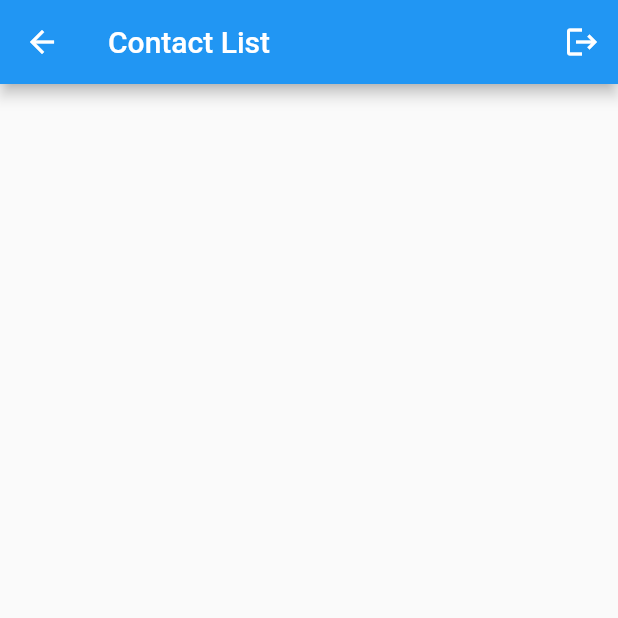
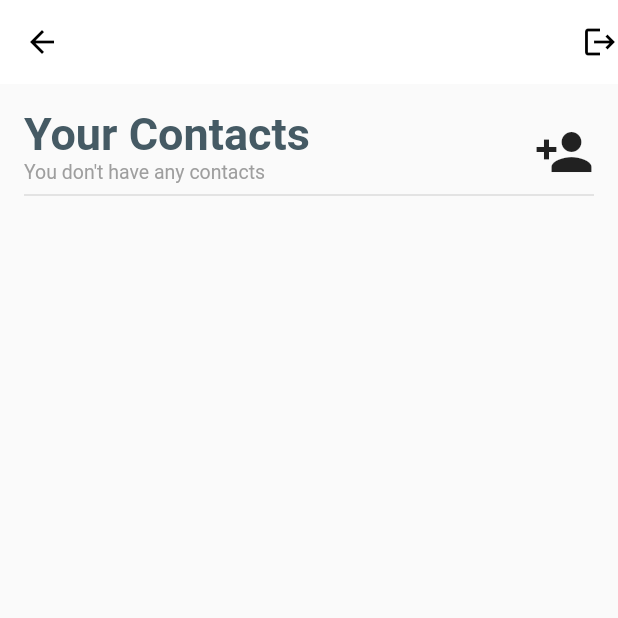
Before and after one commit to BlueGhost12/Covve, a Flutter app: the ContactListPage screen opened by its route, on a phone screen of 412 x 824 dp, the top half of it. Run offline on Flutter 3.47's test engine with Material 2 defaults, Android fonts, the phone set to English and light mode, and no system bars; our stand-ins replace get_it, shared_preferences, sqflite; accounts and stored records are empty.

Commit message:
added the add contact form

```diff
--- a/lib/Routes/route_generator.dart
+++ b/lib/Routes/route_generator.dart
@@ -1,3 +1,4 @@
+import 'package:covve/Views/contact_add_edit_view.dart';
 import 'package:covve/Views/contact_list_view.dart';
 import 'package:covve/Views/login_view.dart';
 import 'package:covve/Views/signup_view.dart';
@@ -14,6 +15,8 @@ class RouteGenerator {
         return MaterialPageRoute(builder: (_) => SignUpPage());
       case 'contactList':
         return MaterialPageRoute(builder: (_) => ContactListPage());
+      case 'contactAddEdit':
+        return MaterialPageRoute(builder: (_) => ContactEditAddPage());
       default:
         return null;
     }
--- a/lib/Scoped_models/contact_list_model.dart
+++ b/lib/Scoped_models/contact_list_model.dart
@@ -1,6 +1,20 @@
 import 'package:covve/Models/contact.dart';
+import 'package:covve/Services/sharedPrefs.dart';
 import 'package:scoped_model/scoped_model.dart';
 
+import '../service_locator.dart';
+
 class ContactListModel extends Model {
-  List<Contact> contacts;
+  List<Contact> contacts = [];
+  Map userInfo;
+  final SharedPrefs sharedPrefs = locator<SharedPrefs>();
+
+  ContactListModel() {
+    getUserInfo();
+    notifyListeners();
+  }
+
+  void getUserInfo() async {
+    userInfo = await sharedPrefs.getUserInfo();
+  }
 }
--- a/lib/Views/contact_list_view.dart
+++ b/lib/Views/contact_list_view.dart
@@ -1,6 +1,7 @@
 import 'package:covve/Helpers/navigator.dart';
 import 'package:covve/Scoped_models/contact_list_model.dart';
 import 'package:covve/Services/sharedPrefs.dart';
+import 'package:covve/Views/contact_add_edit_view.dart';
 import 'package:covve/Views/login_view.dart';
 import 'package:covve/service_locator.dart';
 import 'package:flutter/material.dart';
@@ -8,9 +9,14 @@ import 'package:scoped_model/scoped_model.dart';
 
 class ContactListPage extends StatelessWidget {
   final SharedPrefs sharedPrefs = locator<SharedPrefs>();
+
   void handleLogout(BuildContext context) {
     sharedPrefs.removeSharedPrefs();
     navigate(context, LoginPage());
+  }
+
+  void handleAddContacts(BuildContext context) {
+    Navigator.of(context).pushNamed('contactAddEdit');
   }
 
   @override
@@ -20,15 +26,65 @@ class ContactListPage extends StatelessWidget {
       child: ScopedModelDescendant<ContactListModel>(
         builder: (context, child, model) => Scaffold(
           appBar: AppBar(
-            title: Text('Contact List'),
+            leading: BackButton(
+              color: Colors.black,
+            ),
+            elevation: 0,
+            backgroundColor: Colors.white,
             actions: [
-              IconButton(
-                icon: Icon(Icons.logout),
-                onPressed: () {
-                  handleLogout(context);
-                },
+              Icon(
+                Icons.logout,
+                color: Colors.black,
               ),
             ],
+          ),
+          body: Padding(
+            padding: const EdgeInsets.all(16.0),
+            child: Column(
+              crossAxisAlignment: CrossAxisAlignment.start,
+              children: [
+                Row(
+                  mainAxisAlignment: MainAxisAlignment.spaceBetween,
+                  crossAxisAlignment: CrossAxisAlignment.center,
+                  children: [
+                    Column(
+                      crossAxisAlignment: CrossAxisAlignment.start,
+                      children: [
+                        Text(
+                          'Your Contacts',
+                          style: TextStyle(
+                            fontSize: 30.0,
+                            fontWeight: FontWeight.bold,
+                            color: Colors.blueGrey.shade700,
+                          ),
+                        ),
+                        Text(
+                          model.contacts.isEmpty
+                              ? 'You don\'t have any contacts'
+                              : model.contacts.length,
+                          style: TextStyle(
+                            fontSize: 13.0,
+                            color: Colors.grey,
+                          ),
+                        ),
+                      ],
+                    ),
+                    IconButton(
+                      icon: Icon(
+                        Icons.person_add,
+                        size: 40.0,
+                      ),
+                      onPressed: () {
+                        handleAddContacts(context);
+                      },
+                    )
+                  ],
+                ),
+                Divider(
+                  thickness: 1.0,
+                )
+              ],
+            ),
           ),
         ),
       ),
--- a/lib/Views/login_view.dart
+++ b/lib/Views/login_view.dart
@@ -1,9 +1,6 @@
 import 'package:covve/Custom_widgets/form_text_field.dart';
-import 'package:covve/Helpers/navigator.dart';
 import 'package:covve/Scoped_models/login_model.dart';
 import 'package:covve/Services/sharedPrefs.dart';
-import 'package:covve/Views/contact_list_view.dart';
-import 'package:covve/Views/signup_view.dart';
 import 'package:covve/service_locator.dart';
 import 'package:flutter/material.dart';
 import 'package:scoped_model/scoped_model.dart';
--- a/lib/service_locator.dart
+++ b/lib/service_locator.dart
@@ -1,3 +1,4 @@
+import 'package:covve/Scoped_models/contact_add_edit_model.dart';
 import 'package:covve/Scoped_models/contact_list_model.dart';
 import 'package:covve/Scoped_models/signup_model.dart';
 import 'package:covve/Services/database.dart';
@@ -16,4 +17,5 @@ void setupLocator() {
   locator.registerFactory<LoginModel>(() => LoginModel());
   locator.registerFactory<SignUpModel>(() => SignUpModel());
   locator.registerFactory<ContactListModel>(() => ContactListModel());
+  locator.registerFactory<ContactAddEditModel>(() => ContactAddEditModel());
 }
```
Also changed, not shown: lib/Scoped_models/contact_add_edit_model.dart (added, +8 -0 lines), lib/Services/database.dart (+4 -8 lines), lib/Views/contact_add_edit_view.dart (added, +284 -0 lines).
